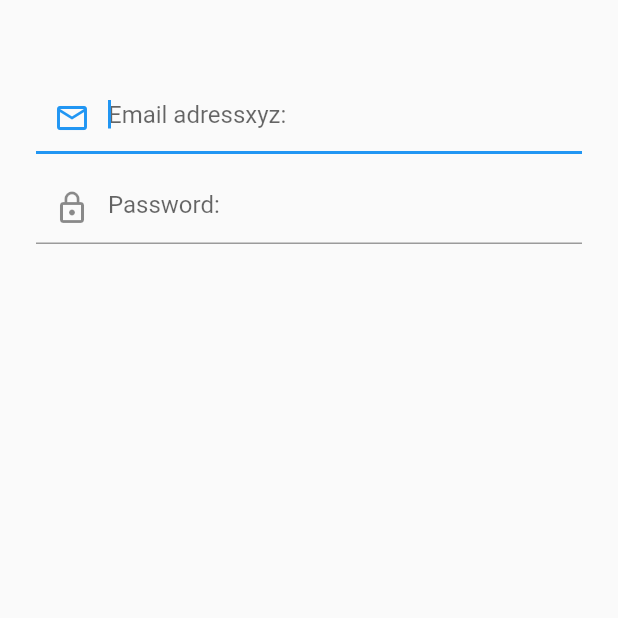
After one commit to gadolfolozano/FlutterLoginChat, a Flutter app: the screen it shows after launch, on a phone screen of 412 x 824 dp, the part 389-1007 px from its top. The commit adds this screen. Run offline on Flutter 3.47's test engine with Material 2 defaults, Android fonts, the phone set to English and light mode, and no system bars.

Commit message:
decoupling login logic

```diff
--- /dev/null
+++ b/lib/ui/LoginForm.dart
@@ -0,0 +1,143 @@
+import 'package:flutter/material.dart';
+import '../util/ValidatorUtil.dart';
+
+class LoginForm extends StatefulWidget {
+  @override
+  _LoginFormState createState() => _LoginFormState();
+}
+
+class _LoginFormState extends State<LoginForm> {
+  FocusNode passwordFocusNode;
+  TextEditingController usernameController;
+  TextEditingController passwordController;
+  GlobalKey<FormState> _formKey;
+  bool _loginButtonEnabled;
+
+  @override
+  void initState() {
+    super.initState();
+
+    passwordFocusNode = FocusNode();
+    usernameController = TextEditingController();
+    passwordController = TextEditingController();
+    _formKey = GlobalKey<FormState>();
+
+    usernameController.addListener(_handleUsernameChange);
+    passwordController.addListener(_handlePasswordChange);
+
+    _loginButtonEnabled = false;
+  }
+
+  @override
+  void dispose() {
+    passwordFocusNode.dispose();
+    usernameController.dispose();
+    passwordController.dispose();
+    super.dispose();
+  }
+
+  @override
+  Widget build(BuildContext context) {
+    return Center(
+      child: Form(
+        key: _formKey,
+        child: Column(
+          children: <Widget>[
+            Expanded(
+              child: Container(),
+            ),
+            Container(
+              margin: const EdgeInsets.only(left: 24, right: 24),
+              child: TextFormField(
+                autofocus: true,
+                decoration: InputDecoration(
+                    hintText: 'Email adressxyz:',
+                    prefixIcon: Icon(
+                      Icons.mail_outline,
+                    )),
+                textInputAction: TextInputAction.next,
+                onFieldSubmitted: (term) =>
+                    FocusScope.of(context).requestFocus(passwordFocusNode),
+                controller: usernameController,
+                validator: (value) => validateEmail(value),
+              ),
+            ),
+            Container(
+              height: 12,
+            ),
+            Container(
+              margin: const EdgeInsets.only(left: 24, right: 24),
+              child: TextFormField(
+                decoration: InputDecoration(
+                    hintText: 'Password:',
+                    prefixIcon: Icon(
+                      Icons.lock_outline,
+                    )),
+                obscureText: true,
+                textInputAction: TextInputAction.done,
+                focusNode: passwordFocusNode,
+                onFieldSubmitted: (term) => performLogin(context),
+                controller: passwordController,
+                validator: (value) => validatePassword(value),
+              ),
+            ),
+            Container(
+              height: 32,
+            ),
+            Expanded(
+              child: Container(),
+            ),
+            Container(
+              margin: const EdgeInsets.only(left: 24, right: 24),
+              child: RaisedButton(
+                onPressed:
+                _loginButtonEnabled ? () => performLogin(context) : null,
+                child: Text('Login', style: TextStyle(fontSize: 20)),
+              ),
+            ),
+            Container(
+              height: 64,
+            ),
+          ],
+        ),
+      ),
+    );
+  }
+
+  String validateEmail(String email) {
+    if (!ValidatorUtil.isEmailValid(email)) {
+      return 'Please enter a valid email';
+    }
+    return null;
+  }
+
+  String validatePassword(String password) {
+    if (!ValidatorUtil.isPasswordValid(password)) {
+      return 'Please enter password';
+    }
+    return null;
+  }
+
+  performLogin(BuildContext context) {
+    FocusScope.of(context).requestFocus(new FocusNode());
+    if (_formKey.currentState.validate()) {
+      Scaffold.of(context)
+          .showSnackBar(SnackBar(content: Text('Processing Data')));
+    }
+  }
+
+  _handleUsernameChange() {
+    _checkUserInputs();
+  }
+
+  _handlePasswordChange() {
+    _checkUserInputs();
+  }
+
+  _checkUserInputs() {
+    setState(() {
+      _loginButtonEnabled = ValidatorUtil.isEmailValid(usernameController.text) &&
+          ValidatorUtil.isPasswordValid(passwordController.text);
+    });
+  }
+}
--- /dev/null
+++ b/lib/util/ValidatorUtil.dart
@@ -0,0 +1,11 @@
+class ValidatorUtil {
+  static const String EMAIL_PATTERN = r"^[a-zA-Z0-9.]+@[a-zA-Z0-9]+\.[a-zA-Z]+";
+
+  static bool isEmailValid(String email) {
+    return RegExp(EMAIL_PATTERN).hasMatch(email);
+  }
+
+  static bool isPasswordValid(String password) {
+    return password.isNotEmpty && password.length >= 8;
+  }
+}
```
Also changed, not shown: lib/ui/LoginScreen.dart (+3 -147 lines).
